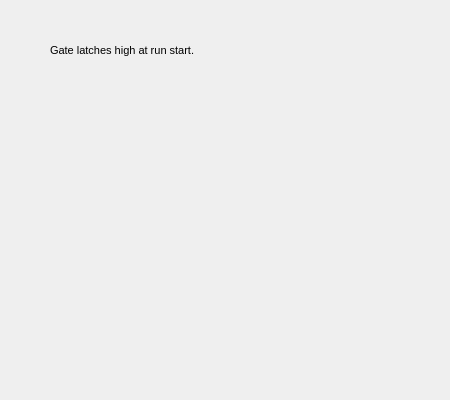
Qt form Forms/GateImmedPanel.ui (billkarsh/SpikeGLX) before a commit.
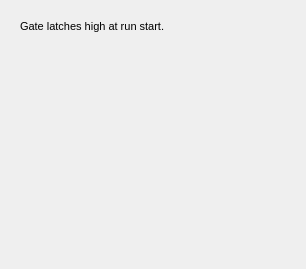
The same form after that commit.

```diff
--- a/Forms/GateImmedPanel.ui
+++ b/Forms/GateImmedPanel.ui
@@ -6,21 +6,30 @@
    <rect>
     <x>0</x>
     <y>0</y>
-    <width>450</width>
-    <height>400</height>
+    <width>306</width>
+    <height>269</height>
    </rect>
   </property>
   <property name="windowTitle">
    <string>Form</string>
   </property>
+  <layout class="QGridLayout" name="gridLayout">
+   <property name="leftMargin">
+    <number>20</number>
+   </property>
+   <property name="topMargin">
+    <number>20</number>
+   </property>
+   <property name="rightMargin">
+    <number>20</number>
+   </property>
+   <item row="0" column="0">
   <widget class="QLabel" name="label">
-   <property name="geometry">
-    <rect>
-     <x>50</x>
-     <y>40</y>
-     <width>351</width>
-     <height>20</height>
-    </rect>
+     <property name="sizePolicy">
+      <sizepolicy hsizetype="Expanding" vsizetype="Preferred">
+       <horstretch>0</horstretch>
+       <verstretch>0</verstretch>
+      </sizepolicy>
    </property>
    <property name="font">
     <font>
@@ -31,6 +40,21 @@
     <string>Gate latches high at run start.</string>
    </property>
   </widget>
+   </item>
+   <item row="1" column="0">
+    <spacer name="verticalSpacer">
+     <property name="orientation">
+      <enum>Qt::Vertical</enum>
+     </property>
+     <property name="sizeHint" stdset="0">
+      <size>
+       <width>20</width>
+       <height>40</height>
+      </size>
+     </property>
+    </spacer>
+   </item>
+  </layout>
  </widget>
  <resources/>
  <connections/>
```
Lines whose indentation alone changed are shown as unchanged.
